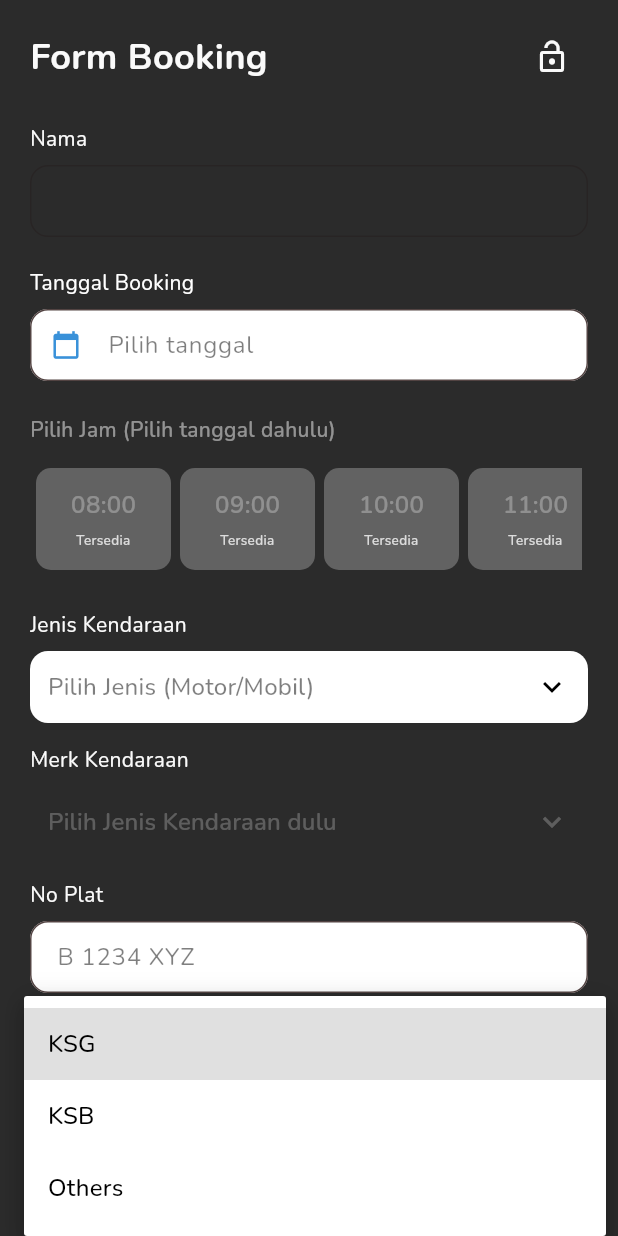
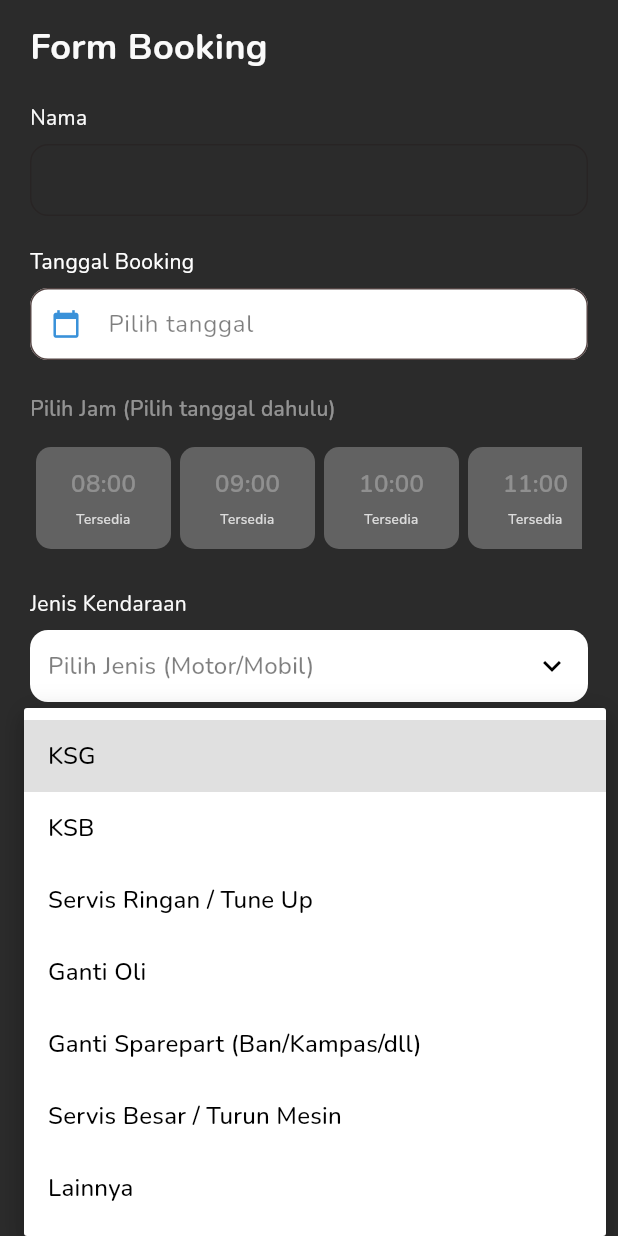
Before and after one commit to ZikraZana/otocare, a Flutter app: the BookingFormScreen widget shown alone on an empty page, opened directly, after a tap on "Pilih Kategori", on a phone screen of 412 x 824 dp. Run offline on Flutter 3.47's test engine with Material 3 defaults, Android fonts, the light colour scheme and no system bars; our stand-ins replace cloud_firestore, firebase_auth, firebase_core; accounts and stored records are empty.

Commit message:
final change

```diff
--- a/lib/pages/user/form_booking.dart
+++ b/lib/pages/user/form_booking.dart
@@ -25,7 +25,15 @@ class _BookingFormScreenState extends State<BookingFormScreen> {
   String? selectedJenis;
   String? selectedMerk;
 
-  final List<String> kategoriList = ["KSG", "KSB", "Others"];
+  final List<String> kategoriList = [
+    "KSG",
+    "KSB",
+    "Servis Ringan / Tune Up",
+    "Ganti Oli",
+    "Ganti Sparepart (Ban/Kampas/dll)",
+    "Servis Besar / Turun Mesin",
+    "Lainnya",
+  ];
 
   // 1. Variabel Penampung Data Master (Mentah)
   List<Map<String, dynamic>> _masterDataKendaraan = [];
@@ -272,15 +280,6 @@ class _BookingFormScreenState extends State<BookingFormScreen> {
                     fontSize: 24,
                     fontFamily: 'Nunito',
                   ),
-                ),
-                IconButton(
-                  icon: Icon(isFormEnabled ? Icons.lock_open : Icons.lock),
-                  color: textColor,
-                  onPressed: () {
-                    setState(() {
-                      isFormEnabled = !isFormEnabled;
-                    });
-                  },
                 ),
               ],
             ),
```
